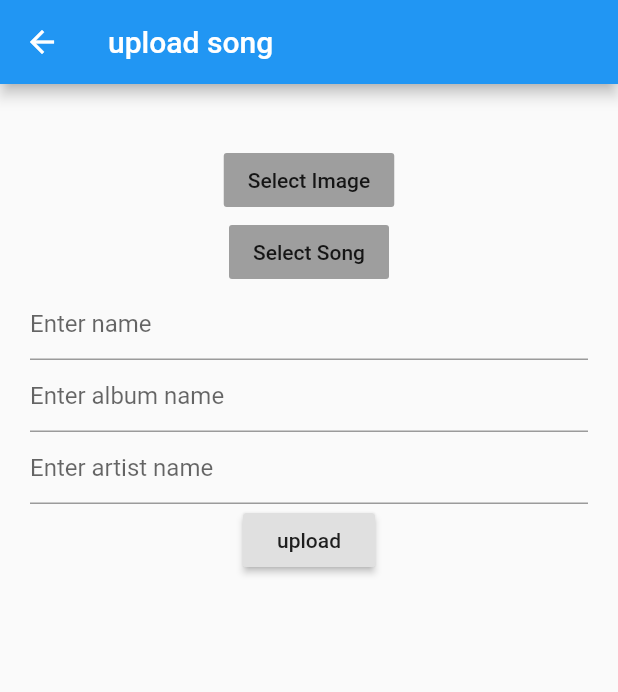
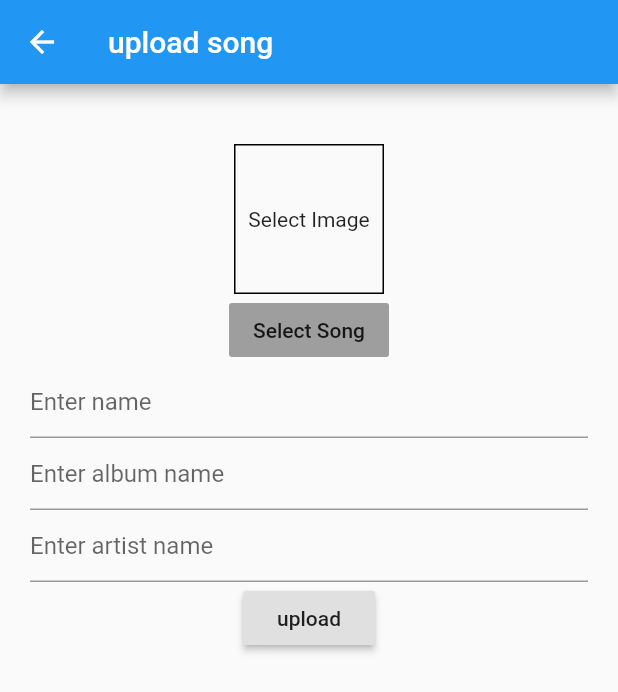
Before and after one commit to tdnguyenND/MusicPlayer, a Flutter app: the UploadScreen screen opened directly, after a tap on "Select Image", on a phone screen of 412 x 824 dp. Shown: the top 692 px of the screen. Run offline on Flutter 3.47's test engine with Material 2 defaults, Android fonts, the phone set to English and light mode, and no system bars; our stand-ins replace assets_audio_player, cloud_firestore, file_picker, firebase_auth, firebase_core, firebase_storage and 5 more; missing offline and left inert: flutter_facebook_login, flutter_sound, media_metadata_plugin; accounts and stored records are empty.

Commit message:
[UploadScreen] add image preview

```diff
--- a/lib/screens/upload_screen.dart
+++ b/lib/screens/upload_screen.dart
@@ -21,6 +21,8 @@ class _UploadScreenState extends State<UploadScreen> {
   String _artist;
   String _album;
 
+  String selectedImage;
+
   final _formKey = GlobalKey<FormState>();
   TextEditingController _songNameController = TextEditingController();
   TextEditingController _artistNameController = TextEditingController();
@@ -39,10 +41,18 @@ class _UploadScreenState extends State<UploadScreen> {
           key: _formKey,
           child: Column(
             children: [
-              FlatButton(
-                color: Colors.grey,
-                child: Text('Select Image'),
-                onPressed: selectImage,
+              Container(
+                width: 100,
+                height: 100,
+                decoration: BoxDecoration(
+                  border: Border.all(color: Colors.black)
+                ),
+                child: InkWell(
+                  onTap: selectImage,
+                  child: Center(
+                    child: _image == null ? Text('Select Image') : Image.file(_image),
+                  ),
+                ),
               ),
               FlatButton(
                 color: Colors.grey,
@@ -110,6 +120,9 @@ class _UploadScreenState extends State<UploadScreen> {
     if (result != null) {
       _image = File(result.files.single.path);
     }
+
+    setState(() {
+    });
   }
 
   void selectSong() async {
```
